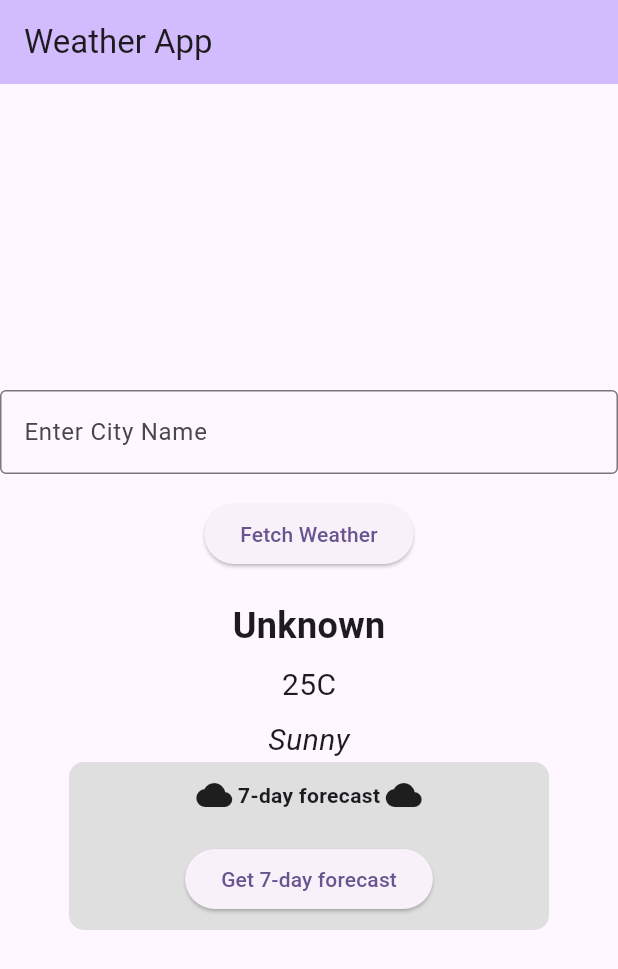
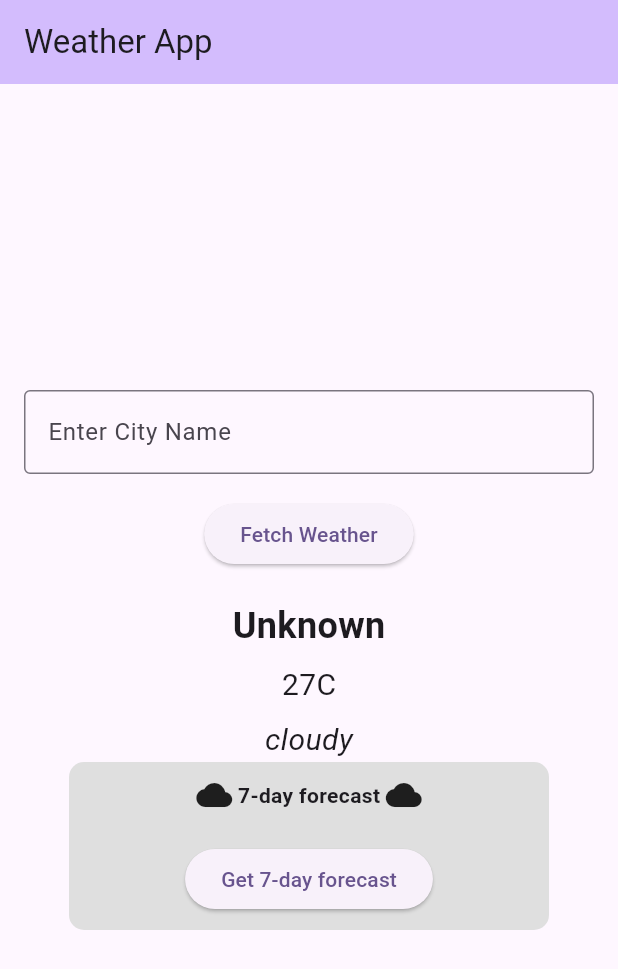
Before and after one commit to Vivianavvg/weatherApp, a Flutter app: the screen it shows after launch, after a tap on "Fetch Weather", on a phone screen of 412 x 824 dp. Shown: the top 969 px of the screen. Run offline on Flutter 3.47's test engine with Material 3 defaults, Android fonts, the light colour scheme and no system bars.

Commit message:
Displayed simulated weather information

```diff
--- a/lib/main.dart
+++ b/lib/main.dart
@@ -1,4 +1,5 @@
 import 'package:flutter/material.dart';
+import  'dart:math';
 
 void main() {
   runApp(const WeatherApp());
@@ -41,10 +42,11 @@
   void _fetchWeather() {
     setState(() {
       //Placeholder: replace with actual API call Later
-      cityName =
-          _cityController.text.isNotEmpty ? _cityController.text : 'Unknown';
-      temperature = '25C';
-      weatherCondition = 'Sunny';
+
+      cityName = _cityController.text.isNotEmpty ? _cityController.text : 'Unknown';
+      temperature = "${Random().nextInt(16)+15}C";
+      List<String> conditions = ['sunny', 'cloudy', 'rainy'];
+      weatherCondition = conditions[Random().nextInt(conditions.length)];
     });
   }
 
@@ -73,11 +75,18 @@
         child: Column(
           mainAxisAlignment: MainAxisAlignment.center,
           children: [
-            TextField(
-              controller: _cityController,
-              decoration: InputDecoration(
-                  labelText: 'Enter City Name', border: OutlineInputBorder()),
+
+            Padding(
+              padding: const EdgeInsets.symmetric(horizontal: 16.0),
+              child: TextField(
+                controller: _cityController,
+                decoration: InputDecoration(
+                  labelText: 'Enter City Name',
+                  border: OutlineInputBorder()
+                ),
+              ),
             ),
+
             const SizedBox(height: 16),
             ElevatedButton(
               onPressed: _fetchWeather,
```
